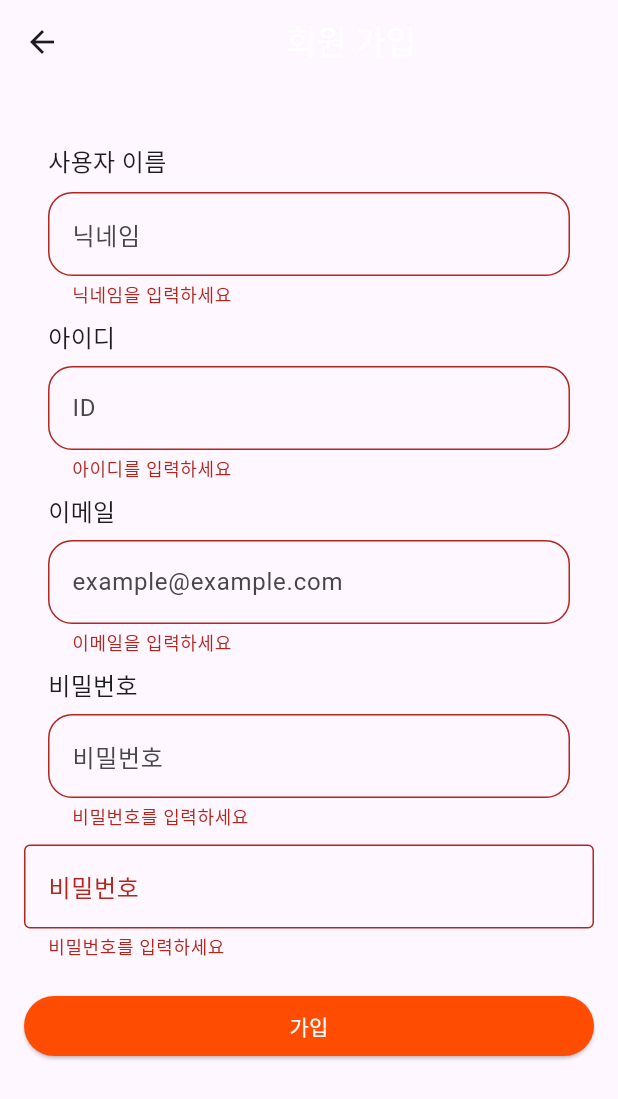
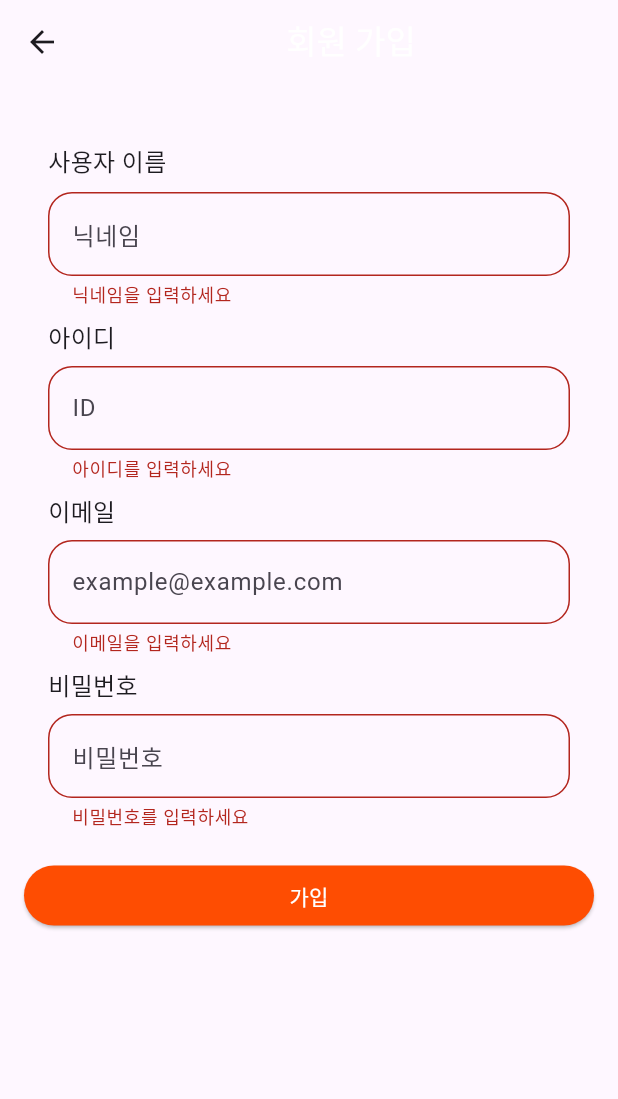
Before and after one commit to pknu-wap/-2-Y-NOT-Project, a Flutter app: the SignUpForm screen opened directly, after a tap on "가입", on a phone screen of 412 x 824 dp. Shown: the top 1099 px of the screen. Run offline on Flutter 3.47's test engine with Material 3 defaults, Android fonts, the phone set to English and light mode, and no system bars; our stand-ins replace cloud_firestore, firebase_auth, firebase_core, get, image_picker; missing offline and left inert: chatview; accounts and stored records are empty; network calls fail; project files that could hold a hidden picture were left out.

Commit message:
SignUpPage.dart 오류해결

```diff
--- a/lib/Book_SearchList.dart
+++ b/lib/Book_SearchList.dart
@@ -4,8 +4,6 @@ import 'package:cloud_firestore/cloud_firestore.dart';
 import 'package:flutter_01/successPage.dart';
 import 'package:flutter_01/Alarm_space.dart';
 import 'BookInfo.dart';
-
-void printlist(List<String>? parameter) {}
 
 void printlist(List<String>? parameter) {}
 
--- a/lib/SignUpPage.dart
+++ b/lib/SignUpPage.dart
@@ -13,17 +13,18 @@ class _SignUpFormState extends State<SignUpForm> {
   final TextEditingController _usernameController = TextEditingController();
   final TextEditingController _emailController = TextEditingController();
   final TextEditingController _passwordController = TextEditingController();
+  final TextEditingController _idController = TextEditingController(); // Added this line
 
   final FirebaseAuth _auth = FirebaseAuth.instance;
 
-  // 특정 학교 이메일 형식을 확인하는 정규 표현식
+  // Regular expression to check specific school email format
   RegExp emailRegex = RegExp(
     r'^[\w-\.]+@pukyong\.ac\.kr$',
     caseSensitive: false,
     multiLine: false,
   );
 
-  // 이메일 유효성 검사 함수
+  // Email validation function
   String? validateEmail(String? value) {
     if (value?.isEmpty ?? true) {
       return '이메일을 입력하세요';
@@ -41,13 +42,13 @@ class _SignUpFormState extends State<SignUpForm> {
           password: _passwordController.text,
         );
 
-        // Firestore에 사용자 정보 저장
+        // Save user information to Firestore
         await FirebaseFirestore.instance.collection('users').doc(userCredential.user?.uid).set({
           'username': _usernameController.text,
           'email': _emailController.text,
         });
 
-        // 이메일 인증 요청
+        // Send email verification
         await userCredential.user?.sendEmailVerification();
 
         ScaffoldMessenger.of(context).showSnackBar(
@@ -57,7 +58,7 @@ class _SignUpFormState extends State<SignUpForm> {
           ),
         );
 
-        // 회원가입 성공 시 로그인 페이지로 이동
+        // Navigate to login page on successful sign up
         Navigator.pushReplacement(
           context,
           MaterialPageRoute(builder: (context) => LoginPage()),
@@ -174,23 +175,10 @@ class _SignUpFormState extends State<SignUpForm> {
                           borderRadius: BorderRadius.circular(16.0), // 입력 창 테두리
                         ),
                       ),
-                      validator: (value) {
-                        if (value == null || value.isEmpty) {
-                          return '이메일을 입력하세요';
-                        } else if (!emailRegex.hasMatch(value)) {
-                          return '올바른 이메일 형식이 아닙니다';
-                        }
-                        return null;
-                      },
+                      validator: validateEmail,
                     ),
                   ],
                 ),
-                validator: (value) {
-                  if (value?.isEmpty ?? true) {
-                    return '사용자 이름을 입력하세요';
-                  }
-                  return null;
-                },
               ),
               SizedBox(height: 8.0),
               Padding(
@@ -224,22 +212,6 @@ class _SignUpFormState extends State<SignUpForm> {
                     ),
                   ],
                 ),
-                validator: validateEmail,
-              ),
-              SizedBox(height: 10),
-              TextFormField(
-                controller: _passwordController,
-                decoration: InputDecoration(
-                  labelText: '비밀번호',
-                  border: OutlineInputBorder(),
-                ),
-                obscureText: true,
-                validator: (value) {
-                  if (value?.isEmpty ?? true) {
-                    return '비밀번호를 입력하세요';
-                  }
-                  return null;
-                },
               ),
               SizedBox(height: 20),
               ElevatedButton(
```
